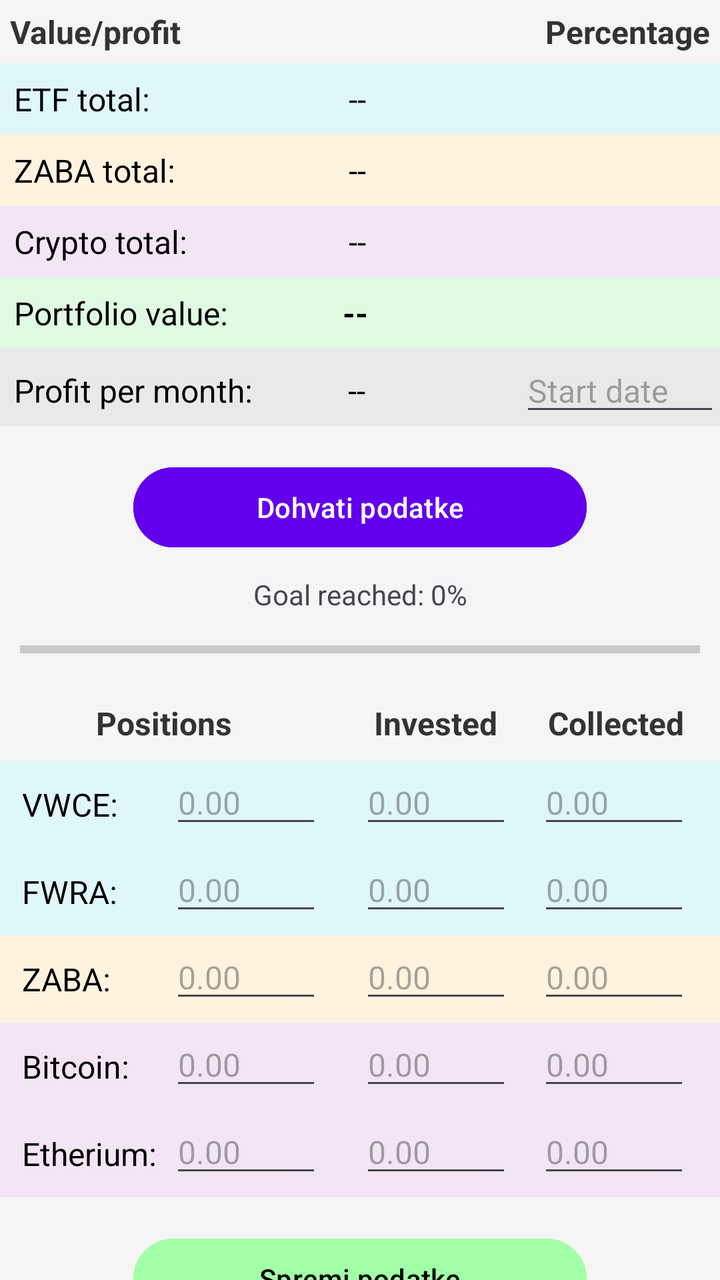
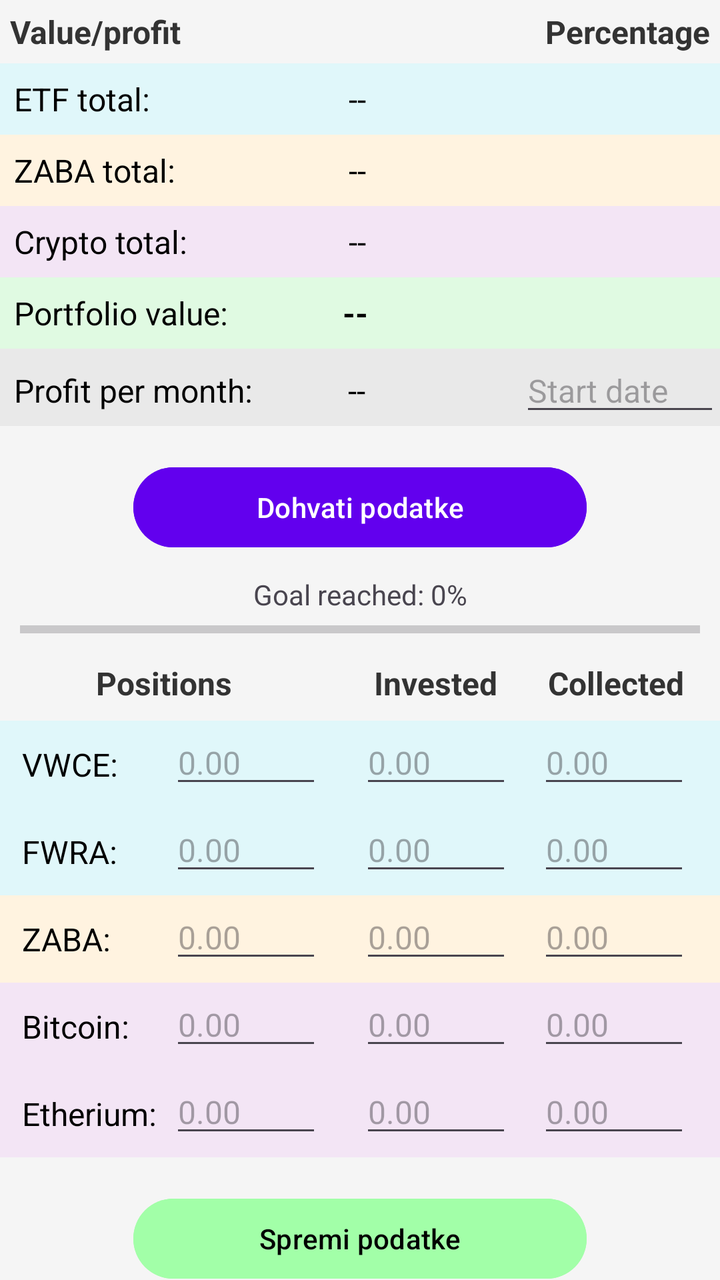

Screens rendered from an Android XML layout before and after an edit, with the pre-edit source and the edit as a unified diff.
<!-- AndroidManifest.xml: application theme Theme.PortfolioViewer -->
<!-- res/layout/home_activity.xml -->
<?xml version="1.0" encoding="utf-8"?>
<androidx.constraintlayout.widget.ConstraintLayout xmlns:android="http://schemas.android.com/apk/res/android"
    xmlns:app="http://schemas.android.com/apk/res-auto"
    xmlns:tools="http://schemas.android.com/tools"
    android:id="@+id/home"
    android:layout_width="match_parent"
    android:layout_height="match_parent"
    tools:context=".MainActivity"
    android:background="#F5F5F5">

    <TextView
        android:id="@+id/valueProfitText"
        android:layout_width="wrap_content"
        android:layout_height="wrap_content"
        android:gravity="start"
        android:padding="5dp"
        android:text="Value/profit"
        android:textColor="#333"
        android:textSize="16sp"
        android:textStyle="bold"
        app:layout_constraintStart_toStartOf="parent"
        app:layout_constraintTop_toTopOf="parent" />

    <TextView
        android:id="@+id/percentageText"
        android:layout_width="wrap_content"
        android:layout_height="wrap_content"
        android:text="Percentage"
        android:textSize="16sp"
        android:textStyle="bold"
        android:textColor="#333"
        android:padding="5dp"
        app:layout_constraintTop_toTopOf="parent"
        app:layout_constraintEnd_toEndOf="parent"
        android:gravity="end"/>

    
    <FrameLayout
        android:id="@+id/etfFrame"
        android:layout_width="match_parent"
        android:layout_height="wrap_content"
        app:layout_constraintTop_toBottomOf="@+id/percentageText"
        app:layout_constraintStart_toStartOf="parent"
        app:layout_constraintEnd_toEndOf="parent">
        <TextView
            android:layout_width="match_parent"
            android:layout_height="wrap_content"
            android:text="ETF total:"
            android:textSize="16sp"
            android:textColor="#000"
            android:background="#E0F7FA"
            android:padding="7dp"
            app:layout_constraintTop_toBottomOf="@id/valueProfitText"
            app:layout_constraintStart_toStartOf="parent"
            app:layout_constraintEnd_toEndOf="parent" />

        <TextView
            android:id="@+id/etfValue"
            android:layout_width="95dp"
            android:layout_height="match_parent"
            android:text="--"
            android:textSize="16sp"
            android:padding="7sp"
            android:layout_marginStart="95dp"
            android:textColor="#000"
            android:textAlignment="textEnd"
            />
        <TextView
            android:id="@+id/etfProfit"
            android:layout_width="105dp"
            android:layout_height="match_parent"
            android:textSize="16sp"
            android:padding="7sp"
            android:layout_marginStart="190dp"
            android:textAlignment="textEnd"
            />
        <TextView
            android:id="@+id/etfPercentage"
            android:layout_width="wrap_content"
            android:layout_height="match_parent"
            android:layout_gravity="right"
            android:hint=""
            android:textSize="16sp"
            android:padding="7sp"
            />
    </FrameLayout>

    <FrameLayout
        android:id="@+id/zabaFrame"
        android:layout_width="match_parent"
        android:layout_height="wrap_content"
        app:layout_constraintTop_toBottomOf="@+id/etfFrame"
        app:layout_constraintStart_toStartOf="parent"
        app:layout_constraintEnd_toEndOf="parent">
        
        <TextView
            android:layout_width="match_parent"
            android:layout_height="wrap_content"
            android:text="ZABA total:"
            android:textSize="16sp"
            android:textColor="#000"
            android:background="#FFF3E0"
            android:padding="7sp"
            app:layout_constraintTop_toBottomOf="@id/etfValue"
            app:layout_constraintStart_toStartOf="parent"
            app:layout_constraintEnd_toEndOf="parent" />
        <TextView
            android:id="@+id/zabaValue"
            android:layout_width="95dp"
            android:layout_height="match_parent"
            android:text="--"
            android:textSize="16sp"
            android:padding="7sp"
            android:layout_marginStart="95dp"
            android:textColor="#000"
            android:textAlignment="textEnd"
            />
        <TextView
            android:id="@+id/zabaProfit"
            android:layout_width="105dp"
            android:layout_height="match_parent"
            android:textSize="16sp"
            android:padding="7sp"
            android:layout_marginStart="190dp"
            android:textAlignment="textEnd"
            />

        <TextView
            android:id="@+id/zabaPercentage"
            android:layout_width="wrap_content"
            android:layout_height="match_parent"
            android:layout_gravity="right"
            android:hint=""
            android:textSize="16sp"
            android:padding="7sp"
            />
    </FrameLayout>

    <FrameLayout
        android:id="@+id/cryptoFrame"
        android:layout_width="match_parent"
        android:layout_height="wrap_content"
        app:layout_constraintTop_toBottomOf="@+id/zabaFrame"
        app:layout_constraintStart_toStartOf="parent"
        app:layout_constraintEnd_toEndOf="parent">
        <TextView
            android:layout_width="match_parent"
            android:layout_height="wrap_content"
            android:text="Crypto total:"
            android:textSize="16sp"
            android:textColor="#000"
            android:background="#F3E5F5"
            android:padding="7sp"
            app:layout_constraintTop_toBottomOf="@id/zabaFrame"
            app:layout_constraintStart_toStartOf="parent"
            app:layout_constraintEnd_toEndOf="parent" />
        <TextView
            android:id="@+id/cryptoValue"
            android:layout_width="95dp"
            android:layout_height="match_parent"
            android:text="--"
            android:textSize="16sp"
            android:padding="7sp"
            android:layout_marginStart="95dp"
            android:textColor="#000"
            android:textAlignment="textEnd"
            />
        <TextView
            android:id="@+id/cryptoPercentage"
            android:layout_width="wrap_content"
            android:layout_height="match_parent"
            android:layout_gravity="right"
            android:hint=""
            android:textSize="16sp"
            android:padding="7sp"
            />

        <TextView
            android:id="@+id/cryptoProfit"
            android:layout_width="105dp"
            android:layout_height="match_parent"
            android:layout_marginStart="190dp"
            android:padding="7sp"
            android:textAlignment="textEnd"
            android:textSize="16sp" />
    </FrameLayout>

    <FrameLayout
        android:id="@+id/portfolioFrame"
        android:layout_width="match_parent"
        android:layout_height="wrap_content"
        app:layout_constraintTop_toBottomOf="@+id/cryptoFrame"
        app:layout_constraintStart_toStartOf="parent"
        app:layout_constraintEnd_toEndOf="parent">
        <TextView
            android:layout_width="match_parent"
            android:layout_height="wrap_content"
            android:text="Portfolio value:"
            android:textSize="16sp"
            android:textColor="#000"
            android:background="#E0FAE2"
            android:padding="7sp"
            app:layout_constraintTop_toBottomOf="@id/cryptoFrame"
            app:layout_constraintStart_toStartOf="parent"
            app:layout_constraintEnd_toEndOf="parent" />

        <TextView
            android:id="@+id/portfolioValue"
            android:layout_width="105dp"
            android:layout_height="match_parent"
            android:text="--      "
            android:textSize="16sp"
            android:padding="7sp"
            android:layout_marginStart="110dp"
            android:textColor="#000"
            android:textStyle="bold"
            android:textAlignment="textEnd"
            />
        <TextView
            android:id="@+id/portfolioProfit"
            android:layout_width="wrap_content"
            android:layout_height="match_parent"
            android:textSize="16sp"
            android:padding="7sp"
            android:textStyle="bold"
            android:layout_marginStart="215dp"
            android:textAlignment="textEnd"
            />
    </FrameLayout>

    <FrameLayout
        android:id="@+id/profitFrame"
        android:layout_width="match_parent"
        android:layout_height="wrap_content"
        app:layout_constraintTop_toBottomOf="@+id/portfolioFrame"
        app:layout_constraintStart_toStartOf="parent"
        app:layout_constraintEnd_toEndOf="parent"
        android:background="#E9E9E9">
        <TextView
            android:layout_width="match_parent"
            android:layout_height="match_parent"
            android:text="Profit per month:"
            android:textSize="16sp"
            android:textColor="#000"
            android:padding="7sp"
            android:layout_marginTop="3dp"
            app:layout_constraintTop_toBottomOf="@id/cryptoFrame"
            app:layout_constraintStart_toStartOf="parent"
            app:layout_constraintEnd_toEndOf="parent"
            />

        <TextView
            android:id="@+id/profitPerMonth"
            android:layout_width="wrap_content"
            android:layout_height="match_parent"
            android:text="        --"
            android:textSize="16sp"
            android:layout_marginTop="3dp"
            android:padding="7sp"
            android:layout_marginStart="135dp"
            android:textColor="#000"
            />

        <EditText
            android:id="@+id/startOfInvestingDate"
            android:layout_width="100dp"
            android:layout_height="wrap_content"
            android:hint="Start date"
            android:focusable="false"
            android:clickable="true"
            android:inputType="none"
            android:layout_gravity="end"
            android:textSize="16sp"/>
    </FrameLayout>

    
    <Button
        android:id="@+id/fetchButton"
        android:layout_width="0dp"
        android:layout_height="wrap_content"
        android:text="Dohvati podatke"
        android:textAllCaps="false"
        android:backgroundTint="#6200EE"
        android:textColor="#FFFFFF"
        android:padding="7sp"
        android:layout_marginTop="50px"
        android:layout_marginLeft="200px"
        android:layout_marginRight="200px"
        app:layout_constraintTop_toBottomOf="@id/profitFrame"
        app:layout_constraintStart_toStartOf="parent"
        app:layout_constraintEnd_toEndOf="parent" />

    <TextView
        android:id="@+id/progressText"
        android:layout_width="wrap_content"
        android:layout_height="wrap_content"
        app:layout_constraintStart_toStartOf="parent"
        app:layout_constraintEnd_toEndOf="parent"
        app:layout_constraintTop_toBottomOf="@id/fetchButton"
        android:paddingTop="10dp"
        android:text="Goal reached: 0%" />

    <ProgressBar
        android:id="@+id/loadingBar"
        style="?android:attr/progressBarStyleHorizontal"
        android:layout_width="match_parent"
        android:layout_height="wrap_content"
        android:progress="0"
        app:layout_constraintTop_toBottomOf="@id/progressText"
        app:layout_constraintStart_toStartOf="parent"
        app:layout_constraintEnd_toEndOf="parent"
        android:padding="10dp"
        />

    <TextView
        android:id="@+id/positionsText"
        android:layout_width="wrap_content"
        android:layout_height="wrap_content"
        android:padding="8dp"
        android:text="Positions"
        android:textColor="#333"
        android:textSize="16sp"
        android:textStyle="bold"
        android:layout_marginStart="40dp"
        app:layout_constraintStart_toStartOf="parent"
        app:layout_constraintTop_toBottomOf="@+id/loadingBar" />

    <TextView
        android:id="@+id/investedText"
        android:layout_width="wrap_content"
        android:layout_height="wrap_content"
        android:padding="8dp"
        android:text="Invested"
        android:textColor="#333"
        android:textSize="16sp"
        android:textStyle="bold"
        app:layout_constraintStart_toEndOf="@+id/positionsText"
        app:layout_constraintTop_toBottomOf="@+id/loadingBar"
        android:layout_marginLeft="55dp" />

    <TextView
        android:id="@+id/collectedText"
        android:layout_width="wrap_content"
        android:layout_height="wrap_content"
        android:layout_marginLeft="60dp"
        android:padding="8dp"
        android:text="Collected"
        android:textColor="#333"
        android:textSize="16sp"
        android:textStyle="bold"
        android:gravity="end"
        android:layout_marginRight="10dp"
        app:layout_constraintEnd_toEndOf="parent"
        app:layout_constraintTop_toBottomOf="@+id/loadingBar" />

    <FrameLayout
        android:id="@+id/vwceAmount"
        android:layout_width="match_parent"
        android:layout_height="wrap_content"
        app:layout_constraintTop_toBottomOf="@+id/positionsText"
        app:layout_constraintStart_toStartOf="parent"
        app:layout_constraintEnd_toEndOf="parent">

        <TextView
            android:layout_width="match_parent"
            android:layout_height="wrap_content"
            android:background="#E0F7FA"
            android:text="VWCE:"
            android:textColor="#000"
            android:textSize="16sp"
            android:padding="11sp"
            />
        <EditText
            android:id="@+id/vwceInput"
            android:layout_width="wrap_content"
            android:layout_height="wrap_content"
            android:ems="4"
            android:hint="0.00"
            android:inputType="numberDecimal"
            android:layout_marginStart="85dp"
            android:textSize="16sp"
            />
        <EditText
            android:id="@+id/vwceMoneyInvested"
            android:layout_width="wrap_content"
            android:layout_height="wrap_content"
            android:ems="4"
            android:hint="0.00"
            android:inputType="numberDecimal"
            android:layout_marginEnd="10dp"
            android:layout_marginStart="180dp"
            android:textSize="16sp"
            />
        <EditText
            android:id="@+id/vwceMoneyCollected"
            android:layout_width="wrap_content"
            android:layout_height="wrap_content"
            android:ems="4"
            android:hint="0.00"
            android:inputType="numberDecimal"
            android:layout_marginEnd="15dp"
            android:layout_gravity="end"
            android:textSize="16sp"
            />
    </FrameLayout>

    

    <FrameLayout
        android:id="@+id/fwraAmount"
        android:layout_width="match_parent"
        android:layout_height="wrap_content"
        app:layout_constraintTop_toBottomOf="@+id/vwceAmount"
        app:layout_constraintStart_toStartOf="parent"
        app:layout_constraintEnd_toEndOf="parent">
        <TextView
            android:layout_width="match_parent"
            android:layout_height="wrap_content"
            android:background="#E0F7FA"
            android:enabled="true"
            android:padding="11dp"
            android:text="FWRA:"
            android:textColor="#000"
            android:textSize="16sp" />

        <EditText
            android:id="@+id/fwraInput"
            android:layout_width="wrap_content"
            android:layout_height="wrap_content"
            android:ems="4"
            android:hint="0.00"
            android:layout_marginStart="85dp"
            android:inputType="numberDecimal"
            android:textSize="16sp"
            />
        <EditText
            android:id="@+id/fwraMoneyInvested"
            android:layout_width="wrap_content"
            android:layout_height="wrap_content"
            android:ems="4"
            android:hint="0.00"
            android:inputType="numberDecimal"
            android:layout_marginEnd="10dp"
            android:layout_marginStart="180dp"
            android:textSize="16sp"/>
        <EditText
            android:id="@+id/fwraMoneyCollected"
            android:layout_width="wrap_content"
            android:layout_height="wrap_content"
            android:ems="4"
            android:hint="0.00"
            android:inputType="numberDecimal"
            android:layout_marginEnd="15dp"
            android:layout_gravity="end"
            android:textSize="16sp"
            />
    </FrameLayout>

    
    <FrameLayout
        android:id="@+id/zabaAmount"
        android:layout_width="match_parent"
        android:layout_height="wrap_content"
        app:layout_constraintTop_toBottomOf="@+id/fwraAmount"
        app:layout_constraintStart_toStartOf="parent"
        app:layout_constraintEnd_toEndOf="parent">
        <TextView
            android:layout_width="match_parent"
            android:layout_height="wrap_content"
            android:background="#FFF3E0"
            android:enabled="true"
            android:padding="11dp"
            android:text="ZABA:"
            android:textColor="#000"
            android:textSize="16sp" />

        <EditText
            android:id="@+id/zabaInput"
            android:layout_width="wrap_content"
            android:layout_height="wrap_content"
            android:ems="4"
            android:hint="0.00"
            android:layout_marginStart="85dp"
            android:inputType="numberDecimal"
            android:textSize="16sp"
            />
        <EditText
            android:id="@+id/zabaMoneyInvested"
            android:layout_width="wrap_content"
            android:layout_height="wrap_content"
            android:ems="4"
            android:hint="0.00"
            android:inputType="numberDecimal"
            android:layout_marginEnd="10dp"
            android:layout_marginStart="180dp"
            android:textSize="16sp"
            />
        <EditText
            android:id="@+id/zabaMoneyCollected"
            android:layout_width="wrap_content"
            android:layout_height="wrap_content"
            android:ems="4"
            android:hint="0.00"
            android:inputType="numberDecimal"
            android:layout_marginEnd="15dp"
            android:layout_gravity="end"
            android:textSize="16sp"
            />
    </FrameLayout>

    

    <FrameLayout
        android:id="@+id/bitcoinAmount"
        android:layout_width="match_parent"
        android:layout_height="wrap_content"
        app:layout_constraintTop_toBottomOf="@+id/zabaAmount"
        app:layout_constraintStart_toStartOf="parent"
        app:layout_constraintEnd_toEndOf="parent">
        <TextView
            android:layout_width="match_parent"
            android:layout_height="wrap_content"
            android:background="#F3E5F5"
            android:enabled="true"
            android:padding="11dp"
            android:text="Bitcoin:"
            android:textColor="#000"
            android:textSize="16sp"
            />
        <EditText
            android:id="@+id/bitcoinInput"
            android:layout_width="wrap_content"
            android:layout_height="wrap_content"
            android:ems="4"
            android:hint="0.00"
            android:layout_marginStart="85dp"
            android:inputType="numberDecimal"
            android:textSize="16sp"
            />
        <EditText
            android:id="@+id/bitcoinMoneyInvested"
            android:layout_width="wrap_content"
            android:layout_height="wrap_content"
            android:ems="4"
            android:hint="0.00"
            android:inputType="numberDecimal"
            android:layout_marginEnd="10dp"
            android:layout_marginStart="180dp"
            android:textSize="16sp"
            />
        <EditText
            android:id="@+id/bitcoinMoneyCollected"
            android:layout_width="wrap_content"
            android:layout_height="wrap_content"
            android:ems="4"
            android:hint="0.00"
            android:inputType="numberDecimal"
            android:layout_marginEnd="15dp"
            android:layout_gravity="end"
            android:textSize="16sp"
            />
    </FrameLayout>

    

    <FrameLayout
        android:id="@+id/etheriumAmount"
        android:layout_width="match_parent"
        android:layout_height="wrap_content"
        app:layout_constraintTop_toBottomOf="@+id/bitcoinAmount"
        app:layout_constraintStart_toStartOf="parent"
        app:layout_constraintEnd_toEndOf="parent">

        <TextView
            android:layout_width="match_parent"
            android:layout_height="wrap_content"
            android:background="#F3E5F5"
            android:enabled="true"
            android:padding="11dp"
            android:text="Etherium:"
            android:textColor="#000"
            android:textSize="16sp"
            />

        <EditText
            android:id="@+id/etheriumInput"
            android:layout_width="wrap_content"
            android:layout_height="wrap_content"
            android:ems="4"
            android:hint="0.00"
            android:layout_marginStart="85dp"
            android:textSize="16sp"
            android:inputType="numberDecimal"
            />
        <EditText
            android:id="@+id/etheriumMoneyInvested"
            android:layout_width="wrap_content"
            android:layout_height="wrap_content"
            android:ems="4"
            android:hint="0.00"
            android:inputType="numberDecimal"
            android:layout_marginEnd="10dp"
            android:layout_marginStart="180dp"
            android:textSize="16sp"
            />
        <EditText
            android:id="@+id/etheriumMoneyCollected"
            android:layout_width="wrap_content"
            android:layout_height="wrap_content"
            android:ems="4"
            android:hint="0.00"
            android:inputType="numberDecimal"
            android:layout_marginEnd="15dp"
            android:layout_gravity="end"
            android:textSize="16sp"
            />
    </FrameLayout>

    <Button
        android:id="@+id/saveButton"
        android:layout_width="0dp"
        android:layout_height="wrap_content"
        android:text="Spremi podatke"
        android:textAllCaps="false"
        android:backgroundTint="#A2FFA8"
        android:textColor="#000000"
        android:layout_marginTop="50px"
        android:layout_marginLeft="200px"
        android:layout_marginRight="200px"
        app:layout_constraintTop_toBottomOf="@id/etheriumAmount"
        app:layout_constraintStart_toStartOf="parent"
        app:layout_constraintEnd_toEndOf="parent" />

</androidx.constraintlayout.widget.ConstraintLayout>
<!-- resources referenced by this layout -->
<resources>
  <style name="Theme.PortfolioViewer" parent="Base.Theme.PortfolioViewer" />
  <style name="Base.Theme.PortfolioViewer" parent="Theme.Material3.DayNight.NoActionBar">
          
          
      </style>
</resources>

<!-- the commit's change to res/layout/home_activity.xml (unified diff, before → after) -->
@@ -56,12 +56,12 @@
 
         <TextView
             android:id="@+id/etfValue"
-            android:layout_width="95dp"
+            android:layout_width="100dp"
             android:layout_height="match_parent"
             android:text="--"
             android:textSize="16sp"
             android:padding="7sp"
-            android:layout_marginStart="95dp"
+            android:layout_marginStart="90dp"
             android:textColor="#000"
             android:textAlignment="textEnd"
             />
@@ -309,7 +309,8 @@
         app:layout_constraintTop_toBottomOf="@id/progressText"
         app:layout_constraintStart_toStartOf="parent"
         app:layout_constraintEnd_toEndOf="parent"
-        android:padding="10dp"
+        android:paddingLeft="10dp"
+        android:paddingRight="10dp"
         />
 
     <TextView
